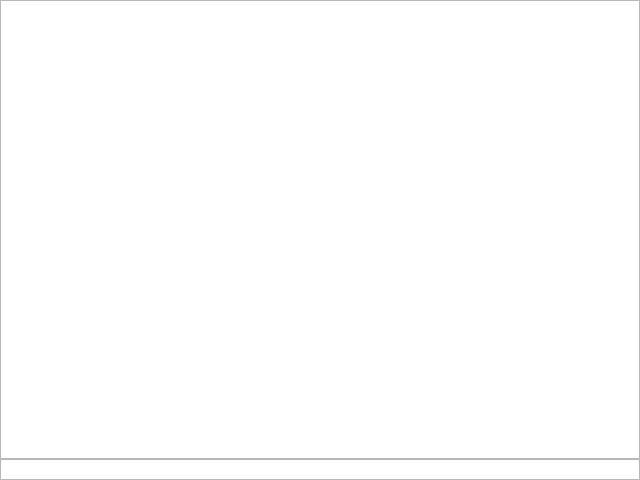
Before: the Qt Designer form widgets/salarytabwidgets/spagesalarypayments.ui in solderercb/snap_crm, drawn with Qt 5.
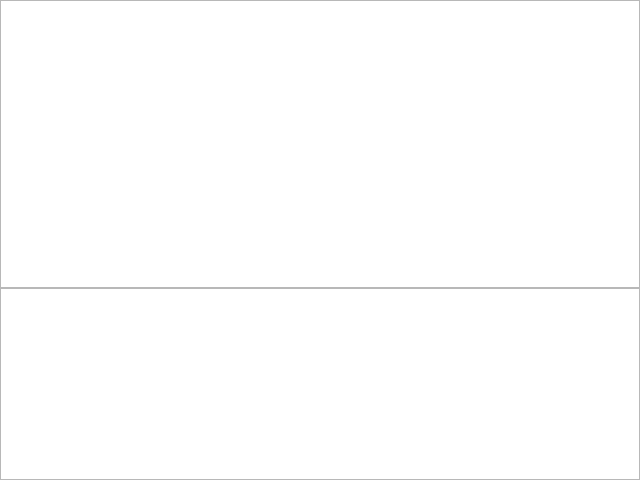
After: the same form once the commit is applied. Custom widgets are drawn as their Qt base class.

Patch:
```diff
--- a/widgets/salarytabwidgets/spagesalarypayments.ui
+++ b/widgets/salarytabwidgets/spagesalarypayments.ui
@@ -44,12 +44,6 @@
        <verstretch>0</verstretch>
       </sizepolicy>
      </property>
-     <property name="maximumSize">
-      <size>
-       <width>16777215</width>
-       <height>21</height>
-      </size>
-     </property>
     </widget>
    </item>
   </layout>
```
